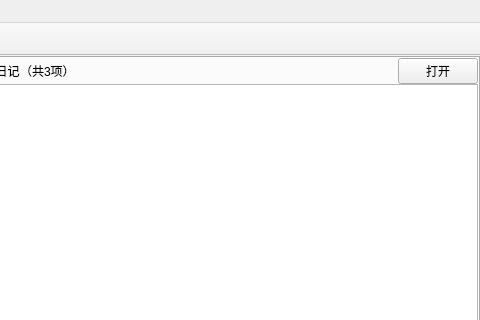
Old version of the form LxDairy/src/DairyMainWindow.ui in the repository leishengxie/FengZhiHong; both pictures show x 570 to 1050 and y 0 to 320 of the 1050 by 633 pixel window.
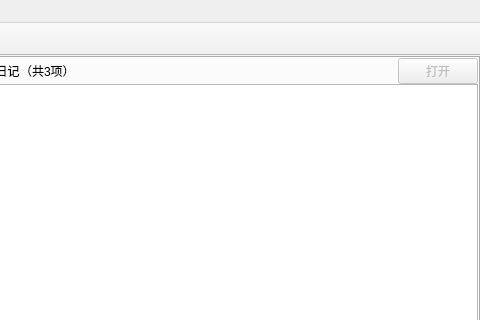
New version of the form. The open tabs and pages were chosen to show the change. Icons and pictures are not drawn.

```diff
--- a/LxDairy/src/DairyMainWindow.ui
+++ b/LxDairy/src/DairyMainWindow.ui
@@ -159,6 +159,9 @@
               </item>
               <item>
                <widget class="QPushButton" name="btnOk">
+                <property name="enabled">
+                 <bool>false</bool>
+                </property>
                 <property name="text">
                  <string>打开</string>
                 </property>
```
Left out of the diff: 25 changed lines with no effect on the pictures.
